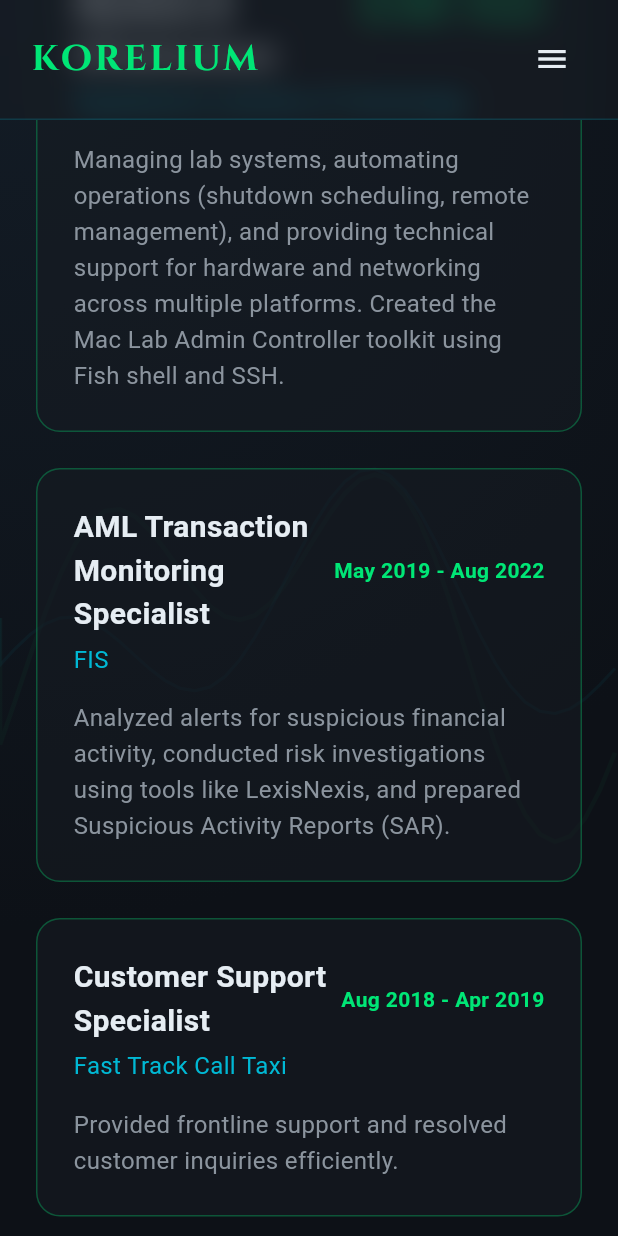
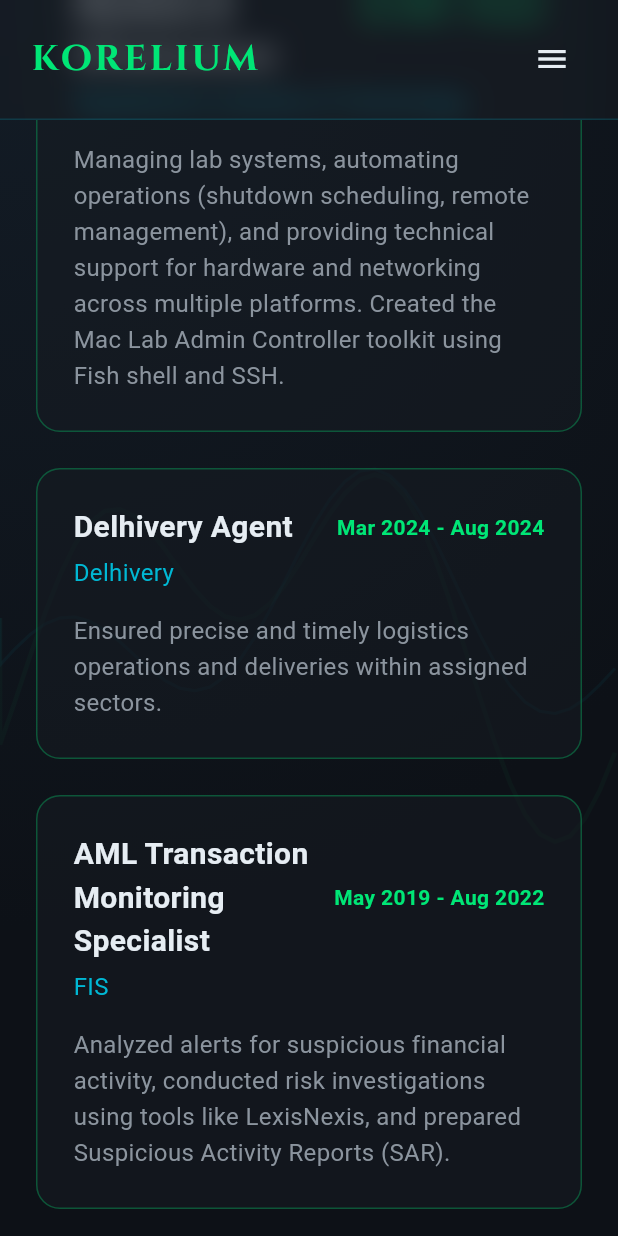
Before and after one commit to iampownkumar/korelium-web, a Flutter app: the AboutScreen screen opened by its route, scrolled down 1152 dp, on a phone screen of 412 x 824 dp. Run offline on Flutter 3.47's test engine with Material 3 defaults, Android fonts, the light colour scheme and no system bars; our stand-ins replace flutter_markdown, go_router, google_fonts.

Commit message:
fix: add missing Delhivery Agent experience to About screen

```diff
--- a/lib/features/about/screens/about_screen.dart
+++ b/lib/features/about/screens/about_screen.dart
@@ -73,6 +73,13 @@
               ),
               const SizedBox(height: 24),
               _buildTimelineItem(
+                title: 'Delhivery Agent',
+                company: 'Delhivery',
+                period: 'Mar 2024 - Aug 2024',
+                description: 'Ensured precise and timely logistics operations and deliveries within assigned sectors.',
+              ),
+              const SizedBox(height: 24),
+              _buildTimelineItem(
                 title: 'AML Transaction Monitoring Specialist',
                 company: 'FIS',
                 period: 'May 2019 - Aug 2022',
```
